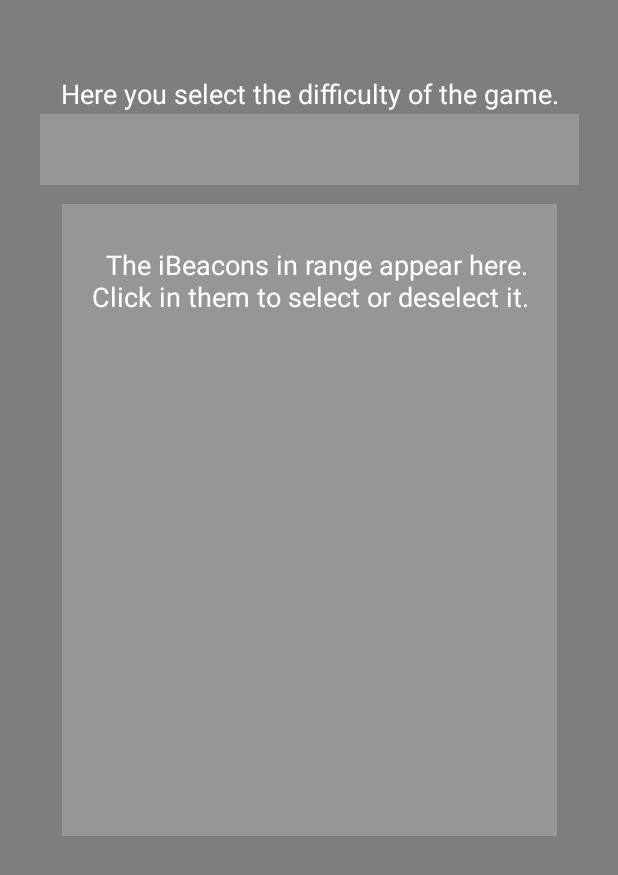
After one commit to Eduardoaafonso/MI12, an Android app: the layout tutorial_conf.xml on its own in the app's theme, with its tools: preview values and no code run, on a phone screen of 412 x 824 dp. The commit adds this screen. Shown: the top 875 px of the screen. Run offline under Robolectric (Android 15) with nearby library versions, the phone set to English and light mode, and no system bars.

Commit message:
Tutorial2
Alguns bugs no Tutorial

```diff
--- a/MyApplication3/app/src/main/res/layout/animationball.xml
+++ b/MyApplication3/app/src/main/res/layout/animationball.xml
@@ -2,7 +2,7 @@
 <android.support.constraint.ConstraintLayout xmlns:android="http://schemas.android.com/apk/res/android"
     xmlns:app="http://schemas.android.com/apk/res-auto"
     xmlns:tools="http://schemas.android.com/tools"
-    android:id="@+id/coordinatorLayout"
+    android:id="@+id/gam"
     android:layout_width="match_parent"
     android:layout_height="match_parent"
     android:background="@android:color/background_light">
--- /dev/null
+++ b/MyApplication3/app/src/main/res/layout/tutorial_conf.xml
@@ -0,0 +1,69 @@
+<?xml version="1.0" encoding="utf-8"?>
+<android.support.constraint.ConstraintLayout xmlns:android="http://schemas.android.com/apk/res/android"
+    xmlns:app="http://schemas.android.com/apk/res-auto"
+    xmlns:tools="http://schemas.android.com/tools"
+    android:id="@+id/tuto2"
+    android:layout_width="match_parent"
+    android:layout_height="match_parent"
+    android:background="#7f000000"
+    android:clickable="false"
+    android:focusableInTouchMode="false">
+
+    <TextView
+        android:id="@+id/textView1"
+        android:layout_width="wrap_content"
+        android:layout_height="50dp"
+        android:layout_marginEnd="8dp"
+        android:layout_marginStart="8dp"
+        android:layout_marginTop="50dp"
+        android:editable="false"
+        android:text="Here you select the difficulty of the game."
+        android:textAlignment="textEnd"
+        android:textColor="@android:color/background_light"
+        android:textIsSelectable="false"
+        android:textSize="18sp"
+        app:layout_constraintEnd_toEndOf="parent"
+        app:layout_constraintStart_toStartOf="parent"
+        app:layout_constraintTop_toTopOf="parent" />
+
+    <ImageView
+        android:id="@+id/imageView1"
+        android:layout_width="359dp"
+        android:layout_height="47dp"
+        android:layout_marginEnd="8dp"
+        android:layout_marginStart="8dp"
+        android:layout_marginTop="76dp"
+        android:background="#30ffffff"
+        app:layout_constraintEnd_toEndOf="parent"
+        app:layout_constraintStart_toStartOf="parent"
+        app:layout_constraintTop_toTopOf="parent" />
+
+    <TextView
+        android:id="@+id/textView2"
+        android:layout_width="wrap_content"
+        android:layout_height="50dp"
+        android:layout_marginEnd="10dp"
+        android:layout_marginStart="10dp"
+        android:layout_marginTop="164dp"
+        android:editable="false"
+        android:text="The iBeacons in range appear here.\nClick in them to select or deselect it."
+        android:textAlignment="textEnd"
+        android:textColor="@android:color/background_light"
+        android:textIsSelectable="false"
+        android:textSize="18sp"
+        app:layout_constraintEnd_toEndOf="parent"
+        app:layout_constraintHorizontal_bias="0.503"
+        app:layout_constraintStart_toStartOf="parent"
+        app:layout_constraintTop_toTopOf="parent" />
+
+    <ImageView
+        android:id="@+id/imageView2"
+        android:layout_width="330dp"
+        android:layout_height="421dp"
+        android:layout_marginTop="136dp"
+        android:background="#30ffffff"
+        app:layout_constraintEnd_toEndOf="parent"
+        app:layout_constraintStart_toStartOf="parent"
+        app:layout_constraintTop_toTopOf="parent" />
+
+</android.support.constraint.ConstraintLayout>
```
Also changed, not shown: MyApplication3/app/src/main/java/com/example/eduardo/myapplication/MenuPrincipal.java (+33 -32 lines), MyApplication3/app/src/main/java/org/altbeacon/beaconreference/MonitoringActivity.java (+0 -17 lines), MyApplication3/app/src/main/res/layout/activity_configuring.xml (+4 -4 lines), MyApplication3/app/src/main/res/layout/tutorial_gam.xml (added, +68 -0 lines).
